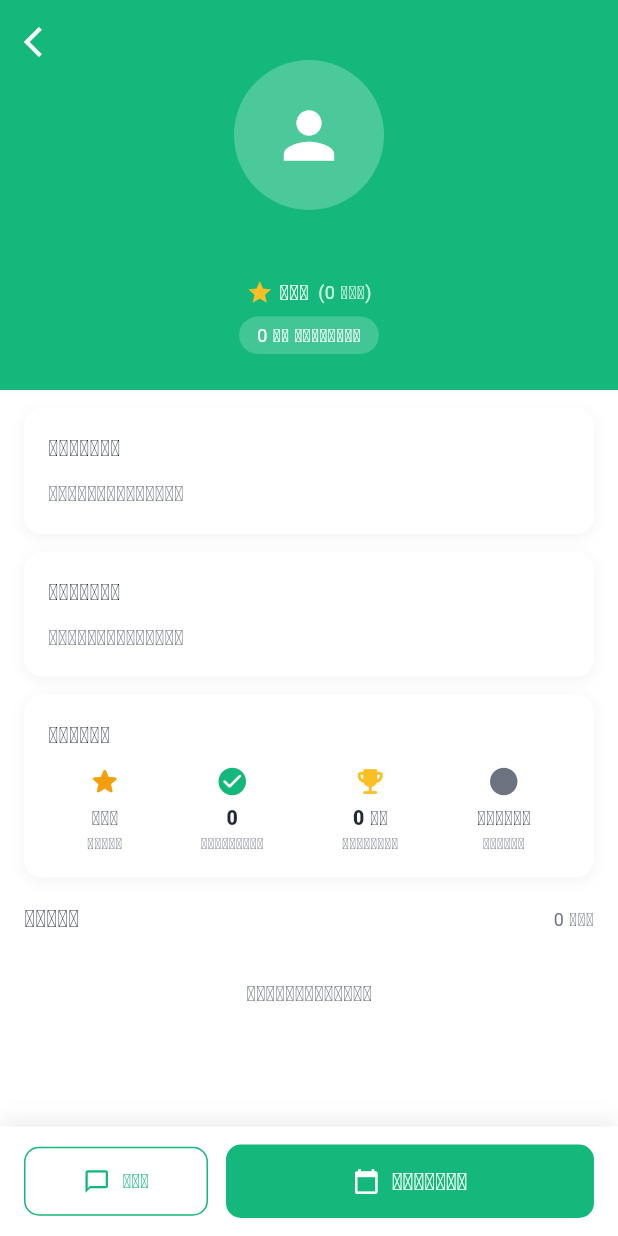
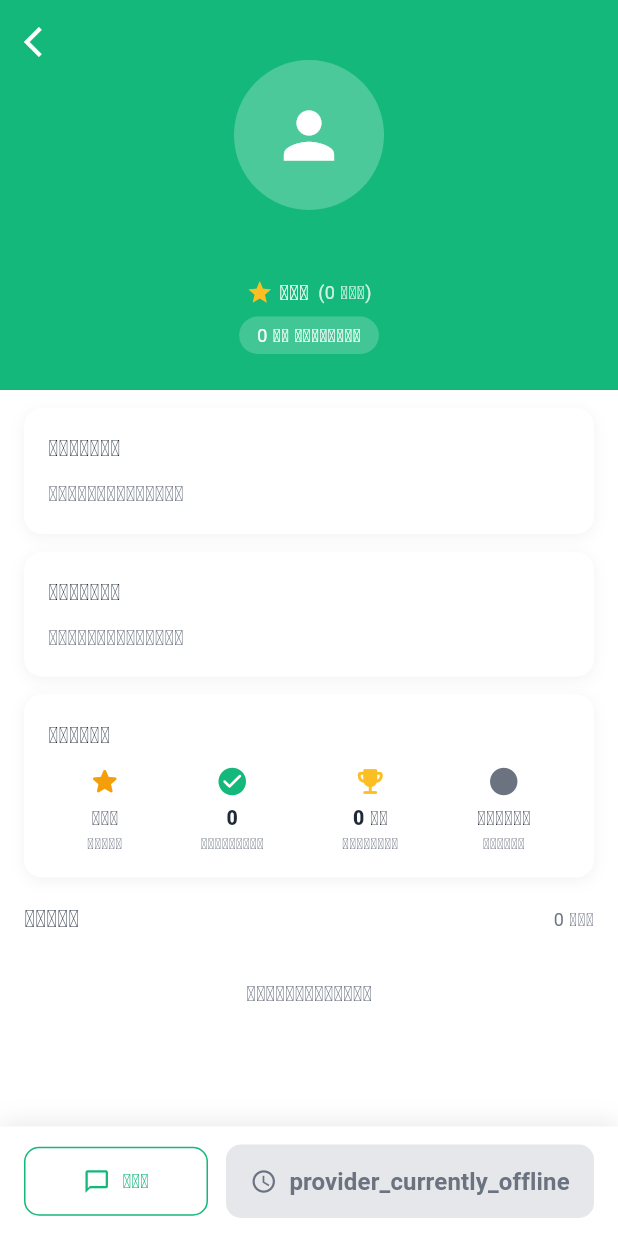
Before and after one commit to kongkilintho/Lintho-app, a Flutter app: the ProviderDetailsScreen screen opened directly with empty values, on a phone screen of 412 x 824 dp. Run offline on Flutter 3.47's test engine with Material 3 defaults, Android fonts, the phone set to English and light mode, and no system bars; our stand-ins replace cached_network_image, cloud_firestore, cloud_functions, firebase_auth, firebase_core, firebase_database and 14 more; accounts and stored records are empty; network calls fail.

Commit message:
fix: gate booking on provider online status
Neither the Provider Details "Book Now" button nor
BookingFormScreen's submit path ever checked provider.isOnline, so a
customer could book (and complete the full 5-step form for) a
provider who was offline with no indication anywhere in the funnel.

- ProviderDetailsScreen: "Book Now" is now disabled and relabeled
  when the provider is offline.
- BookingFormScreen._submit(): re-checks the provider's live status
  from Firestore immediately before writing the booking (only when a
  specific providerId was chosen — open-matching bookings are
  unaffected) and blocks submission with a clear message if the
  provider went offline in the meantime.

```diff
--- a/lib/booking_form_screen.dart
+++ b/lib/booking_form_screen.dart
@@ -39,6 +39,7 @@ import 'app_navigation_state.dart';
 import 'booking_provider.dart';
 import 'cloudinary_service.dart';
 import 'coupon_repository.dart';
+import 'firestore_service.dart';
 import 'match_screen.dart';
 import 'payment_config_provider.dart';
 import 'phone_verification.dart';
@@ -813,6 +814,23 @@ class _BookingFormScreenState extends ConsumerState<BookingFormScreen> {
       return;
     }
 
+    // 🔒 [PHASE0 P1] ກ່ອນໜ້ານີ້ໜ້ານີ້ບໍ່ເຄີຍກວດ provider.isOnline ເລີຍ — ລູກຄ້າ
+    // ສາມາດ submit booking ໃຫ້ຊ່າງທີ່ offline ໄດ້ໂດຍບໍ່ມີການເຕືອນ. ກວດສົດຈາກ
+    // Firestore ຢູ່ນີ້ (ບໍ່ອີງໃສ່ຄ່າ isOnline ຕອນເປີດໜ້າ, ອາດຫຼ້າສະໄໝແລ້ວ) —
+    // ໃຊ້ພຽງແຕ່ເມື່ອເປັນການຈອງ provider ສະເພາະ (providerId != null); ການຈອງ
+    // ແບບ "ຊອກຊ່າງອັດຕະໂນມັດ" (providerId == null → match_screen.dart) ບໍ່ກ່ຽວ.
+    if (widget.providerId != null) {
+      final provider = await FirestoreService().getProvider(widget.providerId!);
+      if (!mounted) return;
+      if (provider != null && !provider.isOnline) {
+        ScaffoldMessenger.of(context).showSnackBar(SnackBar(
+          content: Text(tr('provider_offline_choose_another')),
+          backgroundColor: C.orange,
+        ));
+        return;
+      }
+    }
+
     setState(() => _loading = true);
     try {
       final data = _order!.toFirestore(
--- a/lib/provider_details_screen.dart
+++ b/lib/provider_details_screen.dart
@@ -752,18 +752,27 @@ class _BottomActions extends StatelessWidget {
         ),
         const SizedBox(width: 12),
         // Book Now
+        // 🔒 [PHASE0 P1] ເຄີຍ tap ໄດ້ສະເໝີບໍ່ວ່າ provider.isOnline ຈະເປັນແນວໃດ —
+        // ລູກຄ້າສາມາດເລີ່ມ booking form ໃຫ້ຊ່າງ offline ໂດຍບໍ່ມີການເຕືອນຈົນຮອດ
+        // ຂັ້ນຕອນສຸດທ້າຍ. ດຽວນີ້ປິດປຸ່ມ + ປ່ຽນ label ທັນທີຖ້າ offline (final
+        // guard ຢູ່ booking_form_screen.dart's _submit() ຍັງຄົງໄວ້ເປັນ
+        // defense-in-depth ຖ້າສະຖານະປ່ຽນລະຫວ່າງທາງ).
         Expanded(
           flex: 2,
           child: ElevatedButton.icon(
-            onPressed: () => Navigator.push(context,
+            onPressed: !provider.isOnline ? null : () => Navigator.push(context,
               MaterialPageRoute(builder: (_) =>
                   BookingFormScreen(providerId: provider.uid)),
             ),
-            icon:  const Icon(Icons.calendar_today, size: 18),
-            label: Text(tr('book_now')),
+            icon:  Icon(provider.isOnline
+                ? Icons.calendar_today : Icons.schedule_outlined, size: 18),
+            label: Text(provider.isOnline
+                ? tr('book_now') : tr('provider_currently_offline')),
             style: ElevatedButton.styleFrom(
               backgroundColor: C.primary,
               foregroundColor: Colors.white,
+              disabledBackgroundColor: C.border,
+              disabledForegroundColor: C.muted,
               padding: const EdgeInsets.symmetric(vertical: 14),
               shape:   RoundedRectangleBorder(
                   borderRadius: BorderRadius.circular(10)),
```
